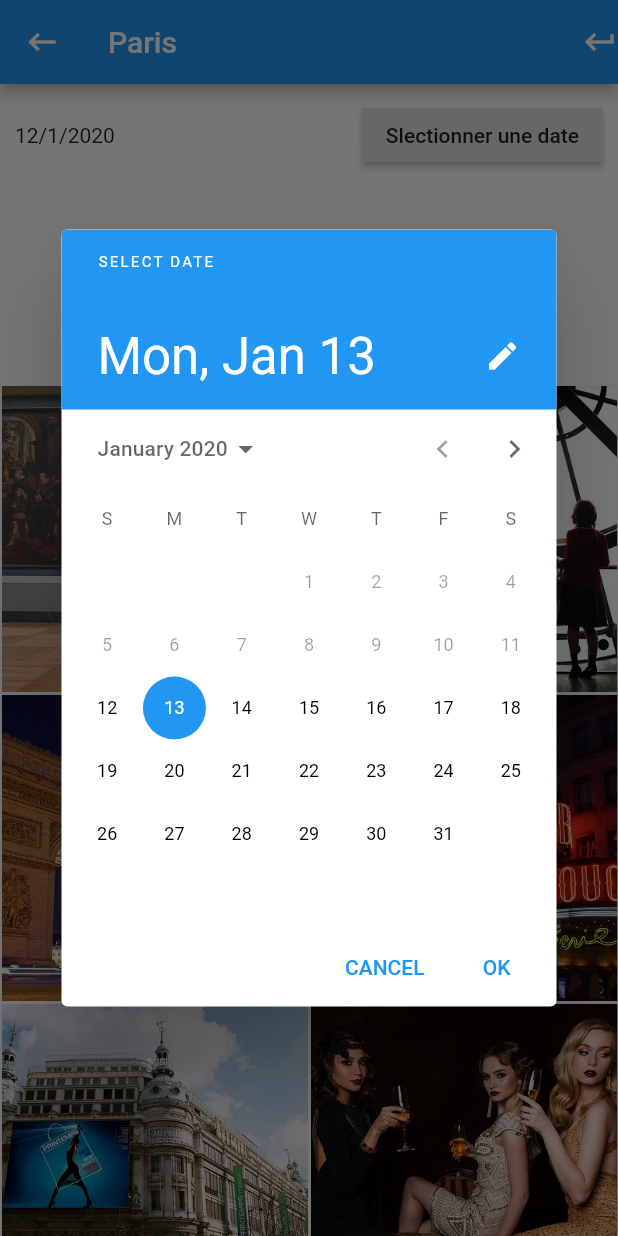
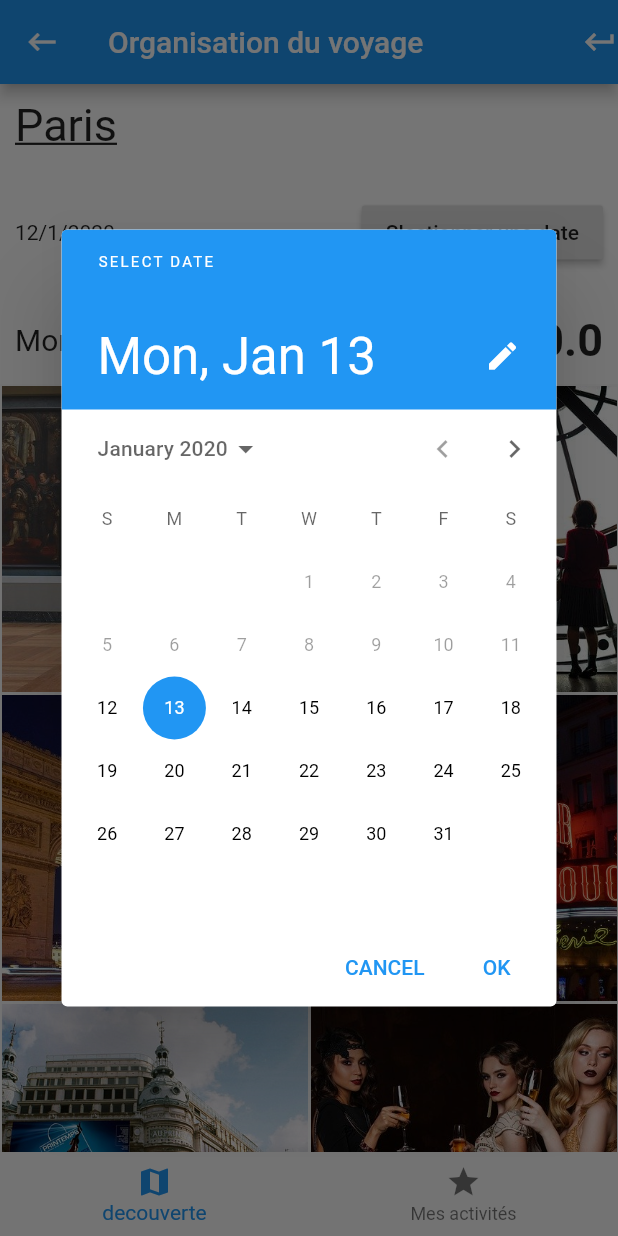
Before and after one commit to bleaz01/agence_de_voyage, a Flutter app: the screen it shows after launch, after a tap on "Slectionner une date", on a phone screen of 412 x 824 dp. Run offline on Flutter 3.47's test engine with Material 2 defaults, Android fonts, the phone set to English and light mode, and no system bars.

Commit message:
add new file (trip_activity_list + activity_list) + bottomNavigationBar

```diff
--- a/agences_voyage/lib/views/city/city.dart
+++ b/agences_voyage/lib/views/city/city.dart
@@ -1,7 +1,11 @@
+import 'package:agences_voyage/views/city/widgets/trip_activity_list.dart';
 import 'package:flutter/material.dart';
-import 'package:intl/intl.dart';
+
+import 'widgets/activity_list.dart';
+import 'widgets/trip_overview.dart';
+import '../city/widgets/trip_overview.dart';
+
 import '../../models/activity.model.dart';
-import '../city/widgets/activity_card.dart';
 import '../../datas/data.dart' as data;
 import '../../datas/trip.dart';
 
@@ -14,6 +18,8 @@ class City extends StatefulWidget {
 
 class _CityState extends State<City> {
   Trip mytrip = Trip(activities: [], city: 'paris', date: DateTime.now());
+
+  var index = 0;
 
   void setDate() {
     showDatePicker(
@@ -33,6 +39,12 @@ class _CityState extends State<City> {
     });
   }
 
+  void switchIndex(newIndex) {
+    setState(() {
+      index = newIndex;
+    });
+  }
+
   @override
   Widget build(BuildContext context) {
     return Scaffold(
@@ -40,57 +52,38 @@ class _CityState extends State<City> {
         leading: Icon(
           Icons.keyboard_backspace,
         ),
-          title: Text('Paris'),
+        title: Text('Organisation du voyage'),
         actions: <Widget>[Icon(Icons.keyboard_return)],
       ),
       body: Container(
         child: Column(
           children: <Widget>[
-            Container(
-                padding: EdgeInsets.all(10),
-                height: 200,
-                color: Colors.white,
-                child: Column(
-                  children: <Widget>[
-                    Row(
-                      children: <Widget>[
-                        Expanded(
-                            child:
-                                Text(DateFormat("d/M/y").format(mytrip.date))),
-                        //DateFormat vient d'un package externe intl qui nous permet de convertire entre autre les date (Datetime)
-                        RaisedButton(
-                            child: Text('Slectionner une date'),
-                            onPressed: () {
-                              setDate();
-                            })
-                      ],
-                    )
-                  ],
-                )),
+            Overview(
+              mytrip: mytrip,
+              setDate: setDate,
+            ),
             Expanded(
                 //Expanded est obligator lors de l utilisation de GridView ou listeView si non bug car il prend tous l'espace
-              child: GridView.count(
-                crossAxisCount: 2,
-                //crossAxisCount un instipensable car il nous permet de dire combiens d'element sur l'axe y et x
-                children: widget.activities
-                    .map(
-                      (activity) => (ActivityCard(
-                        activity: activity,
-                      )),
-                    )
-                    .toList(),
+                child: index == 0
+                    ? ActivityList(list: widget.activities)
+                    : TripActivityList())
+          ],
         ),
-            )
+      ),
+      bottomNavigationBar: BottomNavigationBar(
+        currentIndex: index, //currentIndex sert a avoir un index par default
+        items: [
+          BottomNavigationBarItem(
+            icon: Icon(Icons.map),
+            title: Text('decouverte'),
+          ),
+          BottomNavigationBarItem(
+            icon: Icon(Icons.star),
+            title: Text('Mes activités'),
+          ),
         ],
-        ))
-        // child: ListView.builder(
-        //   // ListView permet de lister plusier data mais quand ils y a une multitude de data
-        //   //on utilise ListView.builder car pour la chargement des datas c 'est plus optimal
-        //   itemBuilder: (context, index) {
-        //     return ActivityCard(activity: widget.activities[index]);
-        //   },
-        //   itemCount: widget.activities
-        //       .length, //widget nous permets de recuperé des donné dans la StateFullwidget(le parent)
+        onTap: switchIndex,
+      ),
     );
   }
 }
--- /dev/null
+++ b/agences_voyage/lib/views/city/widgets/activity_list.dart
@@ -0,0 +1,24 @@
+import 'package:agences_voyage/models/activity.model.dart';
+import 'package:flutter/material.dart';
+
+import 'activity_card.dart';
+
+class ActivityList extends StatelessWidget {
+  final List<Activity> list;
+
+  ActivityList({this.list});
+  @override
+  Widget build(BuildContext context) {
+    return GridView.count(
+      crossAxisCount: 2,
+      //crossAxisCount un instipensable car il nous permet de dire combiens d'element sur l'axe y et x
+      children: list
+          .map(
+            (activity) => (ActivityCard(
+              activity: activity,
+            )),
+          )
+          .toList(),
+    );
+  }
+}
--- /dev/null
+++ b/agences_voyage/lib/views/city/widgets/trip_activity_list.dart
@@ -0,0 +1,8 @@
+import 'package:flutter/material.dart';
+
+class TripActivityList extends StatelessWidget {
+  @override
+  Widget build(BuildContext context) {
+    return Container(child: Text('je suis la'));
+  }
+}
--- /dev/null
+++ b/agences_voyage/lib/views/city/widgets/trip_overview.dart
@@ -0,0 +1,56 @@
+import 'package:flutter/material.dart';
+import 'package:intl/intl.dart';
+import '../../../datas/trip.dart';
+
+class Overview extends StatelessWidget {
+  final Function setDate;
+  final Trip mytrip;
+
+  double get amount {
+    return 0;
+  }
+
+  Overview({this.setDate, this.mytrip});
+
+  @override
+  Widget build(BuildContext context) {
+    return Container(
+      padding: EdgeInsets.all(10),
+      height: 200,
+      color: Colors.white,
+      child: Column(
+        crossAxisAlignment: CrossAxisAlignment.start,
+        children: <Widget>[
+          Text(
+            'Paris',
+            style:
+                TextStyle(fontSize: 30, decoration: TextDecoration.underline),
+          ),
+          SizedBox(
+            height: 30,
+          ),
+          Row(
+            children: <Widget>[
+              Expanded(child: Text(DateFormat("d/M/y").format(mytrip.date))),
+              //DateFormat vient d'un package externe intl qui nous permet de convertire entre autre les date (Datetime)
+              RaisedButton(
+                  child: Text('Slectionner une date'), onPressed: setDate)
+            ],
+          ),
+          SizedBox(
+            height: 30,
+          ),
+          Row(
+            children: <Widget>[
+              Expanded(
+                  child: Text('Montant / personne',
+                      style: TextStyle(fontSize: 20))),
+              Text('$amount',
+                  style: TextStyle(fontSize: 30, fontWeight: FontWeight.bold)),
+            ],
+          )
+        ],
+      ),
+    );
+  }
+}
```
Lines whose indentation alone changed are shown as unchanged.
